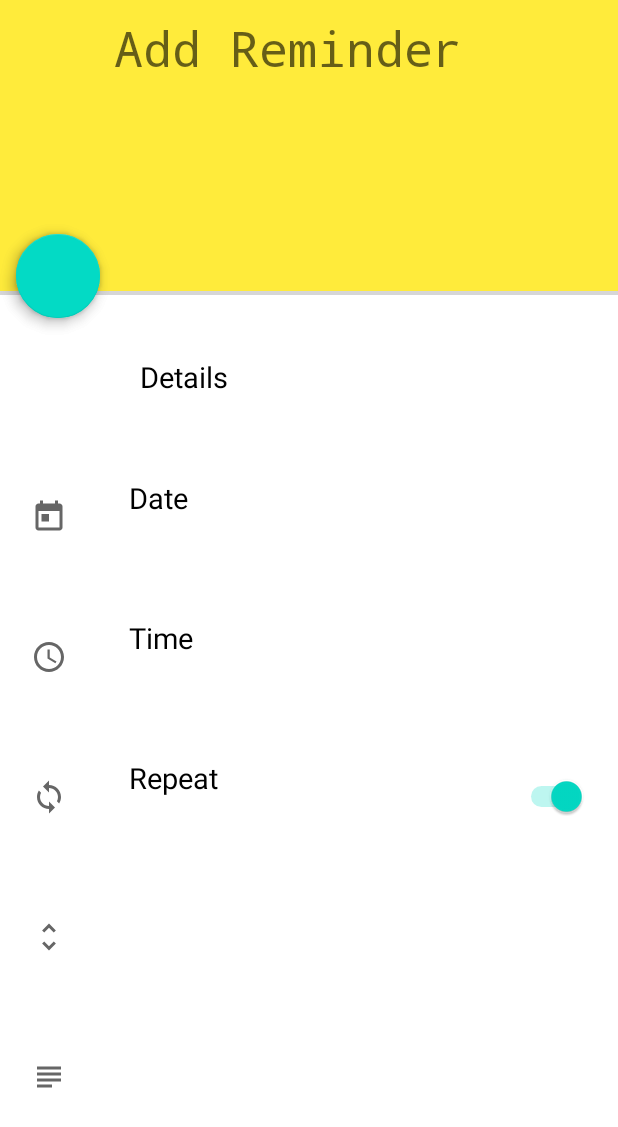
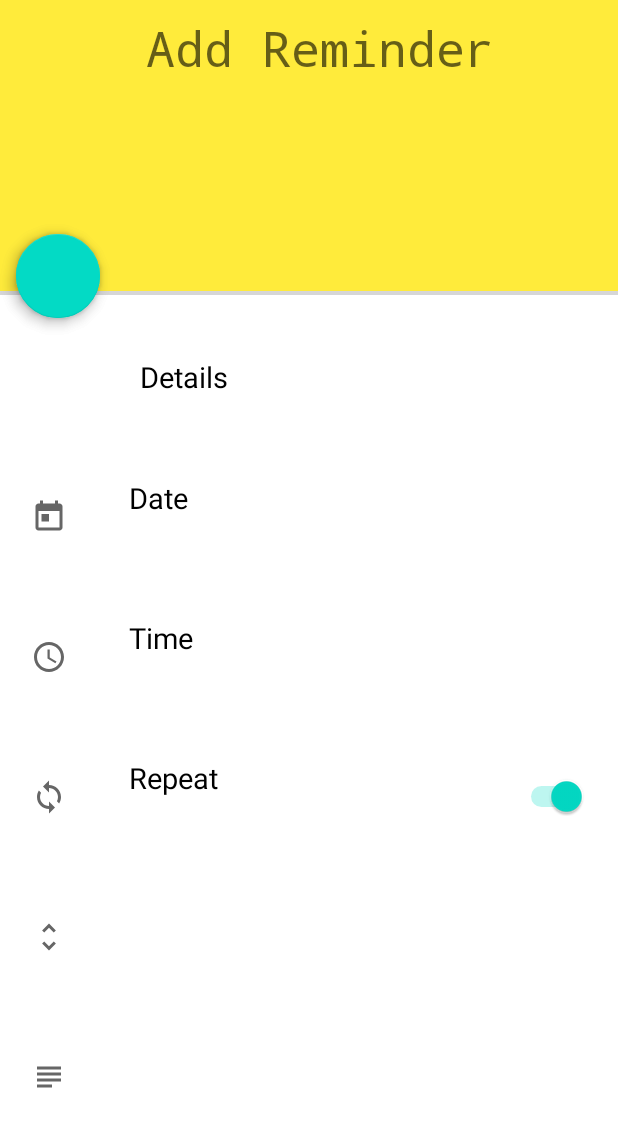
Before and after one commit to joyleenl/AAD_coursework, an Android app: the layout activity_add_reminder.xml on its own in the app's theme, with its tools: preview values and no code run, on a phone screen of 412 x 824 dp. Shown: the top 1127 px of the screen. Run offline under Robolectric (Android 15) with nearby library versions, the light colour scheme and no system bars; plain views replace FloatingActionButton.

Commit message:
comit 13

```diff
--- a/app/src/main/java/com/example/llesson1/MainActivity.java
+++ b/app/src/main/java/com/example/llesson1/MainActivity.java
@@ -29,7 +29,7 @@ import com.example.llesson1.EmergencyButton.Register;
 import com.example.llesson1.EmergencyButton.dbHandler;
 import com.example.llesson1.notes.activities.Notes;
 import com.example.llesson1.magnify.camera2;
-import com.example.llesson1.pillReminder.medicine.MedicineActivity;
+import com.example.llesson1.pillReminder.MedicineActivity;
 import com.google.android.gms.location.FusedLocationProviderClient;
 import com.google.android.gms.location.LocationSettingsRequest;
 
--- a/app/src/main/java/com/example/llesson1/notes/entities/Note.java
+++ b/app/src/main/java/com/example/llesson1/notes/entities/Note.java
@@ -31,6 +31,11 @@ public class Note implements Serializable {
 
     @ColumnInfo (name = "color")
     private String color;
+
+
+    public Note() {
+        color = "#330000";
+    }
 
     public int getId() {
         return id;
--- a/app/src/main/java/com/example/llesson1/pillReminder/MedicineActivity.java
+++ b/app/src/main/java/com/example/llesson1/pillReminder/MedicineActivity.java
@@ -55,7 +55,7 @@ public class MedicineActivity extends AppCompatActivity implements LoaderManager
             @Override
             public void onItemClick(AdapterView<?> adapterView, View view, int position, long id) {
 
-                Intent intent = new Intent(MedicineActivity.this, ReminderActivity.AddReminderActivity.class);
+                Intent intent = new Intent(MedicineActivity.this, ReminderActivity.class);
 
                 Uri currentVehicleUri = ContentUris.withAppendedId(AlarmReminderContract.AlarmReminderEntry.CONTENT_URI, id);
 
@@ -73,7 +73,7 @@ public class MedicineActivity extends AppCompatActivity implements LoaderManager
         mAddReminderButton.setOnClickListener(new View.OnClickListener() {
             @Override
             public void onClick(View v) {
-                Intent intent = new Intent(v.getContext(), ReminderActivity.AddReminderActivity.class);
+                Intent intent = new Intent(v.getContext(), ReminderActivity.class);
                 startActivity(intent);
             }
         });
--- a/app/src/main/res/layout/activity_add_reminder.xml
+++ b/app/src/main/res/layout/activity_add_reminder.xml
@@ -8,7 +8,6 @@
     tools:context=".pillReminder.ReminderActivity">
 <LinearLayout
         android:layout_width="match_parent"
-        android:layout_below="@+id/toolbar"
         android:theme="@style/AppTheme"
         android:id="@+id/add_reminder_layout_top"
         android:background="@color/colorPrimary"
@@ -18,7 +17,7 @@
         <EditText
             android:layout_width="match_parent"
             android:id="@+id/reminder_title"
-            android:layout_marginLeft="72dp"
+            android:layout_marginLeft="@dimen/_72sdp"
             android:hint="@string/add_reminder"
             android:textSize="@dimen/_25ssp"
             android:lines="4"
```
Also changed, not shown: app/src/main/java/com/example/llesson1/magnify/camera2.java (+12 -7 lines), app/src/main/java/com/example/llesson1/notes/adapters/NotesAdapters.java (+21 -17 lines).
